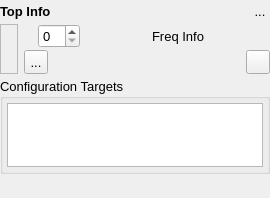
Before: the Qt Designer form src/gui/modulechartmoduleblock.ui in disorderedmaterials/dissolve, drawn with Qt 5.
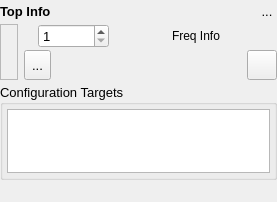
After: the same form once the commit is applied. Icons and pictures are not drawn. Custom widgets are drawn as their Qt base class.

Commit message: Tweak layout of module block, and fix frequency spin limits.

What changed in the file:
```diff
--- a/src/gui/modulechartmoduleblock.ui
+++ b/src/gui/modulechartmoduleblock.ui
@@ -6,8 +6,8 @@
    <rect>
     <x>0</x>
     <y>0</y>
-    <width>200</width>
-    <height>198</height>
+    <width>277</width>
+    <height>202</height>
    </rect>
   </property>
   <property name="sizePolicy">
@@ -111,6 +111,7 @@
             </property>
             <property name="font">
              <font>
+              <pointsize>9</pointsize>
               <weight>50</weight>
               <bold>false</bold>
              </font>
@@ -131,6 +132,12 @@
               <verstretch>0</verstretch>
              </sizepolicy>
             </property>
+            <property name="minimum">
+             <number>1</number>
+            </property>
+            <property name="maximum">
+             <number>999999999</number>
+            </property>
            </widget>
           </item>
           <item row="1" column="2">
@@ -173,8 +180,8 @@
               </property>
               <property name="maximumSize">
                <size>
-                <width>24</width>
-                <height>24</height>
+                <width>30</width>
+                <height>30</height>
                </size>
               </property>
               <property name="toolTip">
@@ -189,8 +196,8 @@
               </property>
               <property name="iconSize">
                <size>
-                <width>20</width>
-                <height>20</height>
+                <width>24</width>
+                <height>36</height>
                </size>
               </property>
              </widget>
@@ -214,15 +221,15 @@
             <item>
              <widget class="QToolButton" name="EnabledButton">
               <property name="sizePolicy">
-               <sizepolicy hsizetype="Preferred" vsizetype="Preferred">
+               <sizepolicy hsizetype="Expanding" vsizetype="Preferred">
                 <horstretch>0</horstretch>
                 <verstretch>0</verstretch>
                </sizepolicy>
               </property>
               <property name="maximumSize">
                <size>
-                <width>50</width>
-                <height>24</height>
+                <width>40</width>
+                <height>30</height>
                </size>
               </property>
               <property name="toolTip">
@@ -238,8 +245,8 @@
               </property>
               <property name="iconSize">
                <size>
-                <width>50</width>
-                <height>20</height>
+                <width>30</width>
+                <height>36</height>
                </size>
               </property>
               <property name="checkable">
@@ -279,8 +286,8 @@
               </property>
               <property name="maximumSize">
                <size>
-                <width>24</width>
-                <height>24</height>
+                <width>30</width>
+                <height>30</height>
                </size>
               </property>
               <property name="toolTip">
@@ -295,8 +302,8 @@
               </property>
               <property name="iconSize">
                <size>
-                <width>20</width>
-                <height>20</height>
+                <width>24</width>
+                <height>36</height>
                </size>
               </property>
               <property name="checkable">
```
